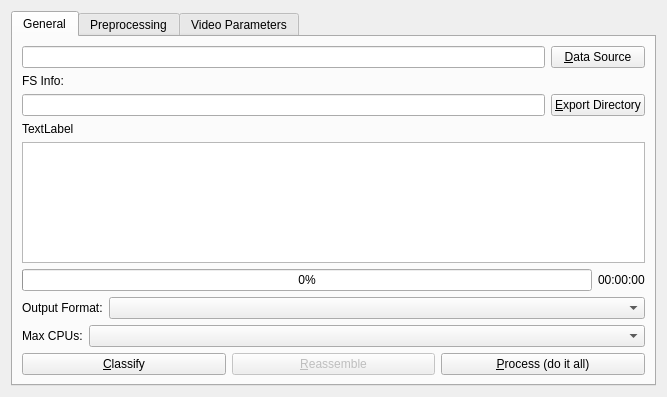
Before: the Qt Designer form gui/file_carving_ui.ui in rpoisel/mmc, drawn with Qt 5.
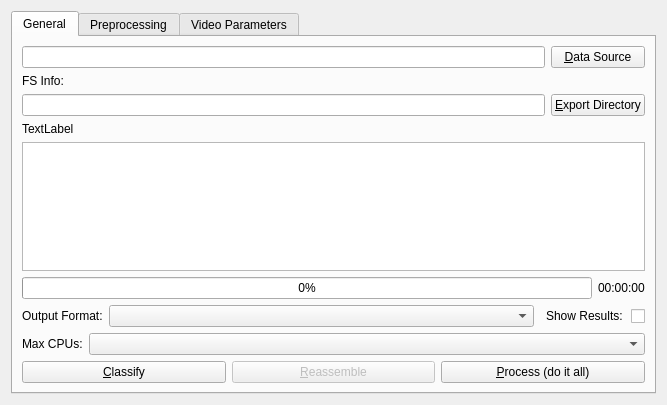
After: the same form once the commit is applied.

Commit message: gui extended to show results by the end of processing

```diff
--- a/gui/file_carving_ui.ui
+++ b/gui/file_carving_ui.ui
@@ -7,7 +7,7 @@
     <x>0</x>
     <y>0</y>
     <width>667</width>
-    <height>397</height>
+    <height>405</height>
    </rect>
   </property>
   <property name="minimumSize">
@@ -121,6 +121,22 @@
          <item>
           <widget class="QComboBox" name="outputformat"/>
          </item>
+         <item>
+          <widget class="QCheckBox" name="showResults">
+           <property name="sizePolicy">
+            <sizepolicy hsizetype="Fixed" vsizetype="Fixed">
+             <horstretch>0</horstretch>
+             <verstretch>0</verstretch>
+            </sizepolicy>
+           </property>
+           <property name="layoutDirection">
+            <enum>Qt::RightToLeft</enum>
+           </property>
+           <property name="text">
+            <string>Show Results: </string>
+           </property>
+          </widget>
+         </item>
         </layout>
        </item>
        <item>
```
The commit also changes 2 other files.
